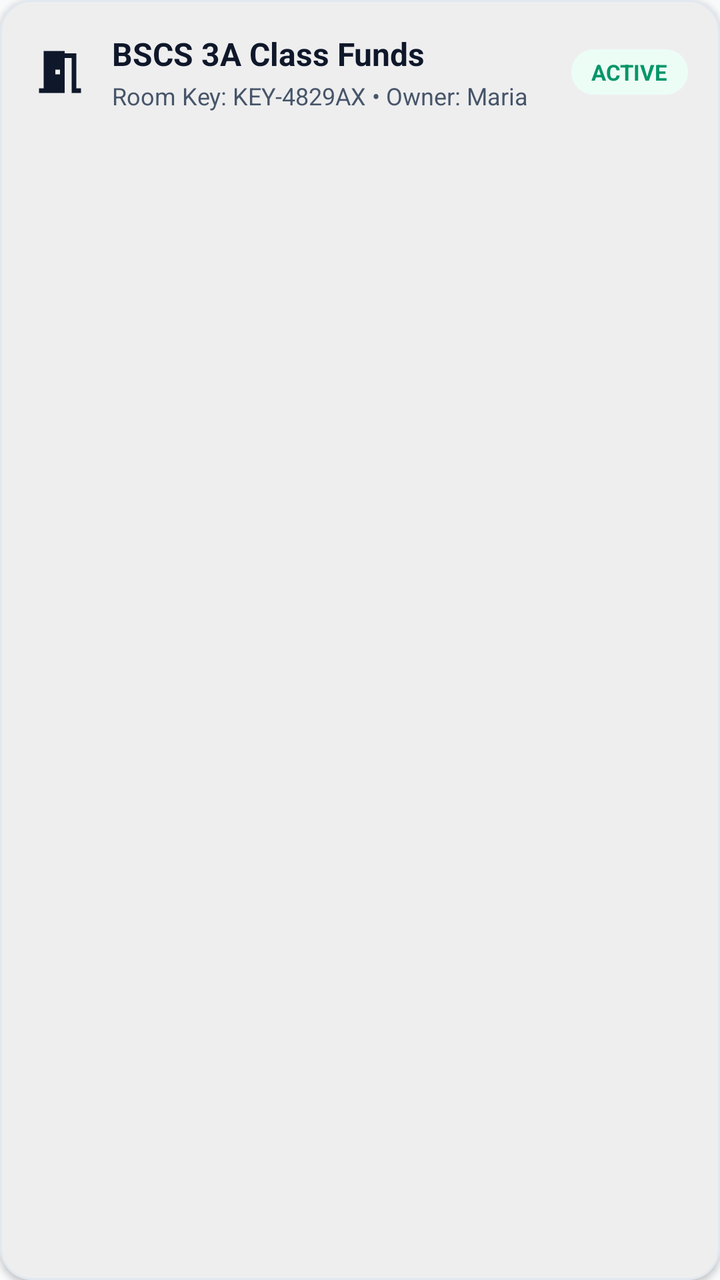
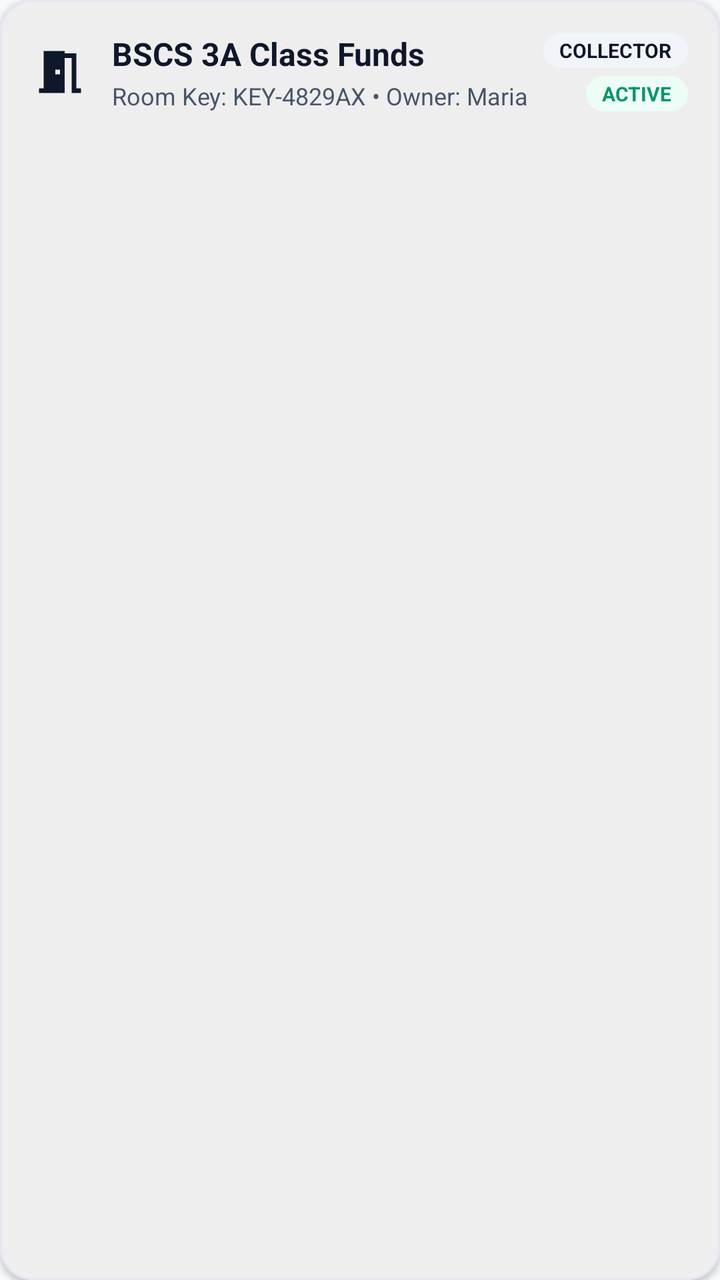

An Android layout rendered at two revisions. The XML below is the earlier revision; the diff shows what the commit changed to produce the second picture.
<!-- AndroidManifest.xml: application theme Theme.QR_PaymentScan_Cash_N_Online -->
<!-- res/layout/item_room_card.xml -->
<?xml version="1.0" encoding="utf-8"?>
<com.google.android.material.card.MaterialCardView xmlns:android="http://schemas.android.com/apk/res/android"
    xmlns:app="http://schemas.android.com/apk/res-auto"
    android:id="@+id/cardRoomItem"
    android:layout_width="match_parent"
    android:layout_height="wrap_content"
    android:layout_marginBottom="10dp"
    android:clickable="true"
    android:focusable="true"
    app:cardBackgroundColor="@color/white"
    app:cardCornerRadius="16dp"
    app:cardElevation="2dp"
    app:strokeColor="@color/divider_color"
    app:strokeWidth="1dp">

    <LinearLayout
        android:layout_width="match_parent"
        android:layout_height="wrap_content"
        android:orientation="vertical"
        android:padding="16dp">

        <LinearLayout
            android:layout_width="match_parent"
            android:layout_height="wrap_content"
            android:gravity="center_vertical"
            android:orientation="horizontal">

            <ImageView
                android:layout_width="28dp"
                android:layout_height="28dp"
                android:src="@drawable/ic_meeting_room"
                app:tint="@color/brand_primary" />

            <LinearLayout
                android:layout_width="0dp"
                android:layout_height="wrap_content"
                android:layout_marginStart="12dp"
                android:layout_weight="1"
                android:orientation="vertical">

                <TextView
                    android:id="@+id/tvItemRoomName"
                    android:layout_width="wrap_content"
                    android:layout_height="wrap_content"
                    android:text="BSCS 3A Class Funds"
                    android:textColor="@color/text_primary"
                    android:textSize="16sp"
                    android:textStyle="bold" />

                <TextView
                    android:id="@+id/tvItemRoomKeyAndOwner"
                    android:layout_width="wrap_content"
                    android:layout_height="wrap_content"
                    android:layout_marginTop="2dp"
                    android:text="Room Key: KEY-4829AX • Owner: Maria"
                    android:textColor="@color/text_secondary"
                    android:textSize="12sp" />
            </LinearLayout>

            <TextView
                android:id="@+id/tvItemRoomActiveBadge"
                android:layout_width="wrap_content"
                android:layout_height="wrap_content"
                android:background="@drawable/bg_badge_pill"
                android:backgroundTint="@color/status_paid_bg"
                android:paddingStart="10dp"
                android:paddingTop="4dp"
                android:paddingEnd="10dp"
                android:paddingBottom="4dp"
                android:text="ACTIVE"
                android:textColor="@color/status_paid_green"
                android:textSize="11sp"
                android:textStyle="bold" />
        </LinearLayout>
    </LinearLayout>
</com.google.android.material.card.MaterialCardView>
<!-- resources referenced by this layout -->
<resources>
  <color name="brand_primary">#FF0F172A</color>
  <color name="divider_color">#FFE2E8F0</color>
  <color name="status_paid_bg">#FFECFDF5</color>
  <color name="status_paid_green">#FF059669</color>
  <color name="text_primary">#FF0F172A</color>
  <color name="text_secondary">#FF475569</color>
  <color name="white">#FFFFFFFF</color>
  <!-- drawable bg_badge_pill (drawable) -->
  <?xml version="1.0" encoding="utf-8"?>
  <shape xmlns:android="http://schemas.android.com/apk/res/android"
      android:shape="rectangle">
      <corners android:radius="999dp" />
      <solid android:color="@color/primary_container" />
  </shape>
  <!-- drawable ic_meeting_room (drawable) -->
  <vector xmlns:android="http://schemas.android.com/apk/res/android"
      android:width="24dp"
      android:height="24dp"
      android:viewportWidth="24"
      android:viewportHeight="24">
      <path
          android:fillColor="#000000"
          android:pathData="M14,6v15H3v-2h2V3h9v1h5v15h2v2h-4V6h-3zM10,11v2h2v-2h-2z" />
  </vector>
  <style name="Theme.QR_PaymentScan_Cash_N_Online" parent="Base.Theme.QR_PaymentScan_Cash_N_Online" />
  <color name="primary_container">#FFE2E8F0</color>
  <style name="Base.Theme.QR_PaymentScan_Cash_N_Online" parent="Theme.Material3.Light.NoActionBar">
          <item name="colorPrimary">@color/primary</item>
          <item name="colorOnPrimary">@color/on_primary</item>
          <item name="colorPrimaryContainer">@color/primary_container</item>
          <item name="colorOnPrimaryContainer">@color/on_primary_container</item>
          <item name="colorSecondary">@color/secondary</item>
          <item name="colorOnSecondary">@color/on_secondary</item>
          <item name="colorSecondaryContainer">@color/secondary_container</item>
          <item name="colorOnSecondaryContainer">@color/on_secondary_container</item>
          <item name="android:colorBackground">@color/background_surface</item>
          <item name="colorSurface">@color/card_surface</item>
          <item name="android:statusBarColor">@color/primary</item>
      </style>
  <color name="primary">#FF0F172A</color>
  <color name="on_primary">#FFFFFFFF</color>
  <color name="on_primary_container">#FF0F172A</color>
  <color name="secondary">#FF334155</color>
  <color name="on_secondary">#FFFFFFFF</color>
  <color name="secondary_container">#FFF1F5F9</color>
  <color name="on_secondary_container">#FF0F172A</color>
  <color name="background_surface">#FFF8FAFC</color>
  <color name="card_surface">#FFFFFFFF</color>
</resources>

<!-- the commit's change to res/layout/item_room_card.xml (unified diff, before → after) -->
@@ -57,20 +57,43 @@
                     android:textSize="12sp" />
             </LinearLayout>
 
-            <TextView
-                android:id="@+id/tvItemRoomActiveBadge"
+            <LinearLayout
                 android:layout_width="wrap_content"
                 android:layout_height="wrap_content"
-                android:background="@drawable/bg_badge_pill"
-                android:backgroundTint="@color/status_paid_bg"
-                android:paddingStart="10dp"
-                android:paddingTop="4dp"
-                android:paddingEnd="10dp"
-                android:paddingBottom="4dp"
-                android:text="ACTIVE"
-                android:textColor="@color/status_paid_green"
-                android:textSize="11sp"
-                android:textStyle="bold" />
+                android:gravity="end"
+                android:orientation="vertical">
+
+                <TextView
+                    android:id="@+id/tvItemRoomRoleBadge"
+                    android:layout_width="wrap_content"
+                    android:layout_height="wrap_content"
+                    android:background="@drawable/bg_badge_pill"
+                    android:backgroundTint="@color/surface_variant"
+                    android:paddingStart="8dp"
+                    android:paddingTop="2dp"
+                    android:paddingEnd="8dp"
+                    android:paddingBottom="2dp"
+                    android:text="COLLECTOR"
+                    android:textColor="@color/brand_primary"
+                    android:textSize="10sp"
+                    android:textStyle="bold" />
+
+                <TextView
+                    android:id="@+id/tvItemRoomActiveBadge"
+                    android:layout_width="wrap_content"
+                    android:layout_height="wrap_content"
+                    android:layout_marginTop="4dp"
+                    android:background="@drawable/bg_badge_pill"
+                    android:backgroundTint="@color/status_paid_bg"
+                    android:paddingStart="8dp"
+                    android:paddingTop="2dp"
+                    android:paddingEnd="8dp"
+                    android:paddingBottom="2dp"
+                    android:text="ACTIVE"
+                    android:textColor="@color/status_paid_green"
+                    android:textSize="10sp"
+                    android:textStyle="bold" />
+            </LinearLayout>
         </LinearLayout>
     </LinearLayout>
 </com.google.android.material.card.MaterialCardView>
<!-- resource entries referenced after the edit -->
@@ -4,6 +4,7 @@
   <color name="divider_color">#FFE2E8F0</color>
   <color name="status_paid_bg">#FFECFDF5</color>
   <color name="status_paid_green">#FF059669</color>
+  <color name="surface_variant">#FFF1F5F9</color>
   <color name="text_primary">#FF0F172A</color>
   <color name="text_secondary">#FF475569</color>
   <color name="white">#FFFFFFFF</color>
